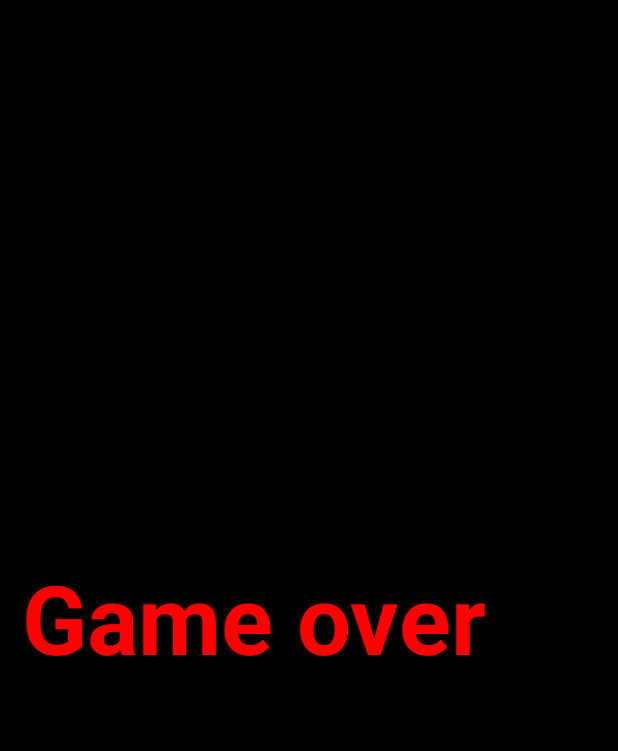
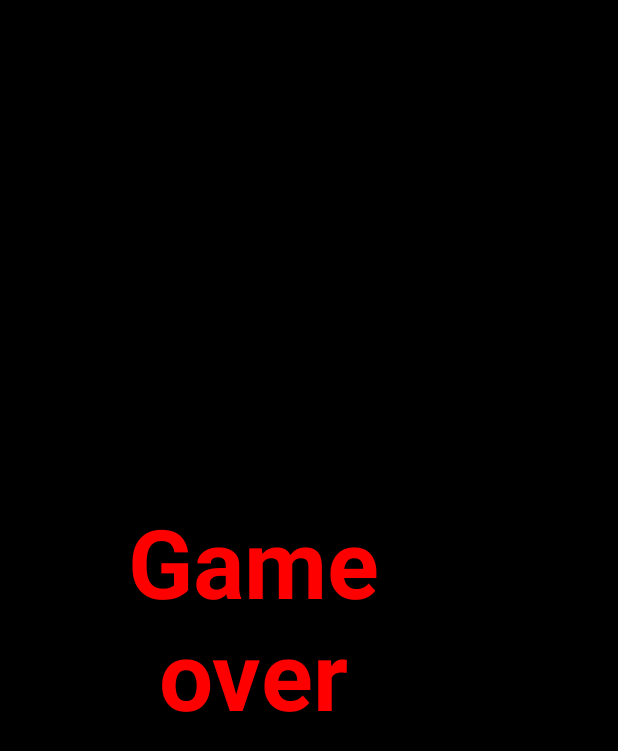
Before and after one commit to Ilyameraii/BattleTanks, an Android app: the layout activity_main.xml on its own in the app's theme, with its tools: preview values and no code run, on a phone screen of 412 x 824 dp. Shown: the top 751 px of the screen. Run offline under Robolectric (Android 15) with nearby library versions, the light colour scheme and no system bars.

Commit message:
пытаюсь исправить баг с "падением" игры

```diff
--- a/app/src/main/res/layout/activity_main.xml
+++ b/app/src/main/res/layout/activity_main.xml
@@ -5,7 +5,6 @@
     android:layout_height="match_parent"
     xmlns:tools="http://schemas.android.com/tools"
     android:background="@color/black"
-    android:fitsSystemWindows="true"
     android:id="@+id/total_container">
     <TextView
         android:id="@+id/init_title"
@@ -41,7 +40,7 @@
             android:layout_width="wrap_content"
             android:layout_height="wrap_content"
             android:gravity="center"
-            android:text="Game over"
+            android:text="Game\nover"
             android:textColor="#FF0000"
             android:textSize="64sp"
             android:textStyle="bold"
```
